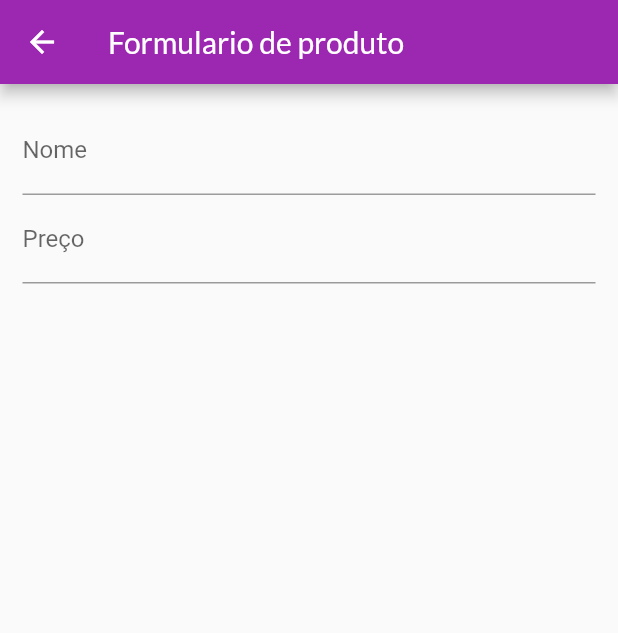
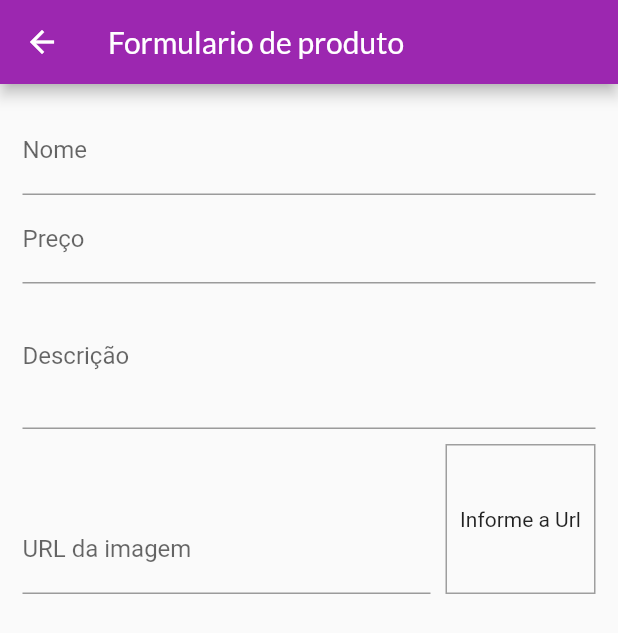
Before and after one commit to LuizRoberto18/shop_app, a Flutter app: the ProductFormPage screen opened by its route, on a phone screen of 412 x 824 dp. Shown: the top 633 px of the screen. Run offline on Flutter 3.47's test engine with Material 2 defaults, Android fonts, the phone set to English and light mode, and no system bars; network calls fail.

Commit message:
adicionando campo de entrada de Image por Url

```diff
--- a/lib/pages/product_form_page.dart
+++ b/lib/pages/product_form_page.dart
@@ -9,6 +9,30 @@ class ProductFormPage extends StatefulWidget {
 
 class _ProductFormPageState extends State<ProductFormPage> {
   final _priceFocus = FocusNode();
+  final _descriptionFocus = FocusNode();
+  final _imageUrlFocus = FocusNode();
+  final _imageUrlController = TextEditingController();
+
+  @override
+  void initState() {
+    // TODO: implement initState
+    super.initState();
+    _imageUrlFocus.addListener(updateImage);
+  }
+
+  @override
+  void dispose() {
+    // TODO: implement dispose
+    super.dispose();
+    _priceFocus.dispose();
+    _descriptionFocus.dispose();
+    _imageUrlFocus.dispose();
+    _imageUrlFocus.removeListener(updateImage);
+  }
+
+  void updateImage() {
+    setState(() {});
+  }
 
   @override
   Widget build(BuildContext context) {
@@ -39,6 +63,48 @@ class _ProductFormPageState extends State<ProductFormPage> {
                 keyboardType: const TextInputType.numberWithOptions(
                   decimal: true,
                 ),
+                onFieldSubmitted: (_) {
+                  FocusScope.of(context).requestFocus(_descriptionFocus);
+                },
+              ),
+              TextFormField(
+                decoration: const InputDecoration(
+                  labelText: "Descrição",
+                ),
+                focusNode: _descriptionFocus,
+                keyboardType: TextInputType.multiline,
+                maxLines: 3,
+              ),
+              Row(
+                crossAxisAlignment: CrossAxisAlignment.end,
+                children: [
+                  Expanded(
+                    child: TextFormField(
+                      controller: _imageUrlController,
+                      decoration: const InputDecoration(
+                        labelText: "URL da imagem",
+                      ),
+                      focusNode: _imageUrlFocus,
+                      keyboardType: TextInputType.url,
+                      textInputAction: TextInputAction.done,
+                    ),
+                  ),
+                  Container(
+                    width: 100,
+                    height: 100,
+                    margin: const EdgeInsets.only(left: 10, top: 10),
+                    decoration: BoxDecoration(
+                      border: Border.all(color: Colors.grey, width: 1),
+                    ),
+                    alignment: Alignment.center,
+                    child: _imageUrlController.text.isEmpty
+                        ? const Text("Informe a Url")
+                        : FittedBox(
+                            child: Image.network(_imageUrlController.text),
+                            fit: BoxFit.cover,
+                          ),
+                  ),
+                ],
               ),
             ],
           ),
```
